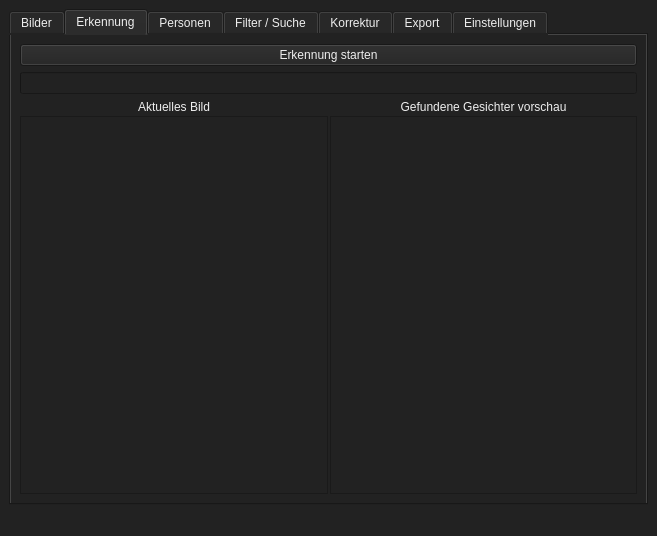
The window that QT-Ui/Main.ui (Beginner090902/Photo-Face-sort) describes before a commit, drawn with Qt 5.
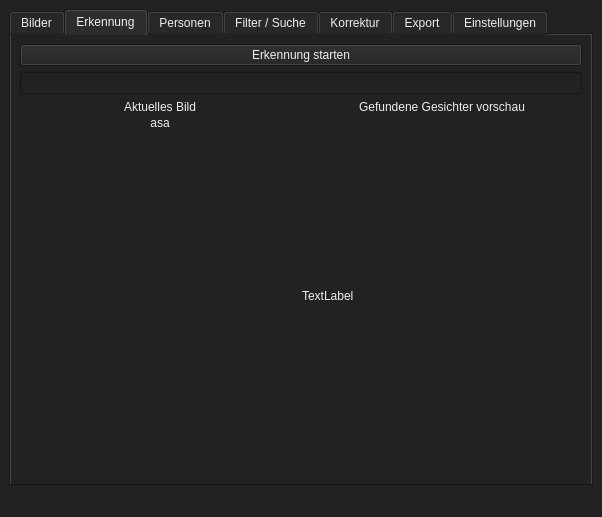
The same window after the commit. The open tabs and pages were chosen to show the change.

The edit to the form file:
```diff
--- a/QT-Ui/Main.ui
+++ b/QT-Ui/Main.ui
@@ -6,8 +6,8 @@
    <rect>
     <x>0</x>
     <y>0</y>
-    <width>657</width>
-    <height>536</height>
+    <width>602</width>
+    <height>517</height>
    </rect>
   </property>
   <property name="sizePolicy">
@@ -166,6 +166,22 @@
           <property name="spacing">
            <number>2</number>
           </property>
+          <item row="1" column="0">
+           <widget class="QLabel" name="label">
+            <property name="sizePolicy">
+             <sizepolicy hsizetype="MinimumExpanding" vsizetype="MinimumExpanding">
+              <horstretch>0</horstretch>
+              <verstretch>0</verstretch>
+             </sizepolicy>
+            </property>
+            <property name="text">
+             <string>asa</string>
+            </property>
+            <property name="alignment">
+             <set>Qt::AlignmentFlag::AlignHCenter|Qt::AlignmentFlag::AlignTop</set>
+            </property>
+           </widget>
+          </item>
           <item row="0" column="0">
            <widget class="QLabel" name="scan_aktuelles_bild_label">
             <property name="text">
@@ -186,24 +202,17 @@
             </property>
            </widget>
           </item>
-          <item row="1" column="0">
-           <widget class="QListWidget" name="scan_aktuelles_bild_vorschau">
-            <property name="sizePolicy">
-             <sizepolicy hsizetype="MinimumExpanding" vsizetype="Expanding">
-              <horstretch>2</horstretch>
-              <verstretch>0</verstretch>
-             </sizepolicy>
-            </property>
-           </widget>
-          </item>
           <item row="1" column="1">
-           <widget class="QListWidget" name="scan_gefundene_gesichter_vorschau">
+           <widget class="QLabel" name="label_2">
             <property name="sizePolicy">
-             <sizepolicy hsizetype="MinimumExpanding" vsizetype="Expanding">
-              <horstretch>2</horstretch>
+             <sizepolicy hsizetype="MinimumExpanding" vsizetype="MinimumExpanding">
+              <horstretch>0</horstretch>
               <verstretch>0</verstretch>
              </sizepolicy>
             </property>
+            <property name="text">
+             <string>TextLabel</string>
+            </property>
            </widget>
           </item>
          </layout>
```
Left out of the diff: 2 changed lines with no effect on the pictures.
